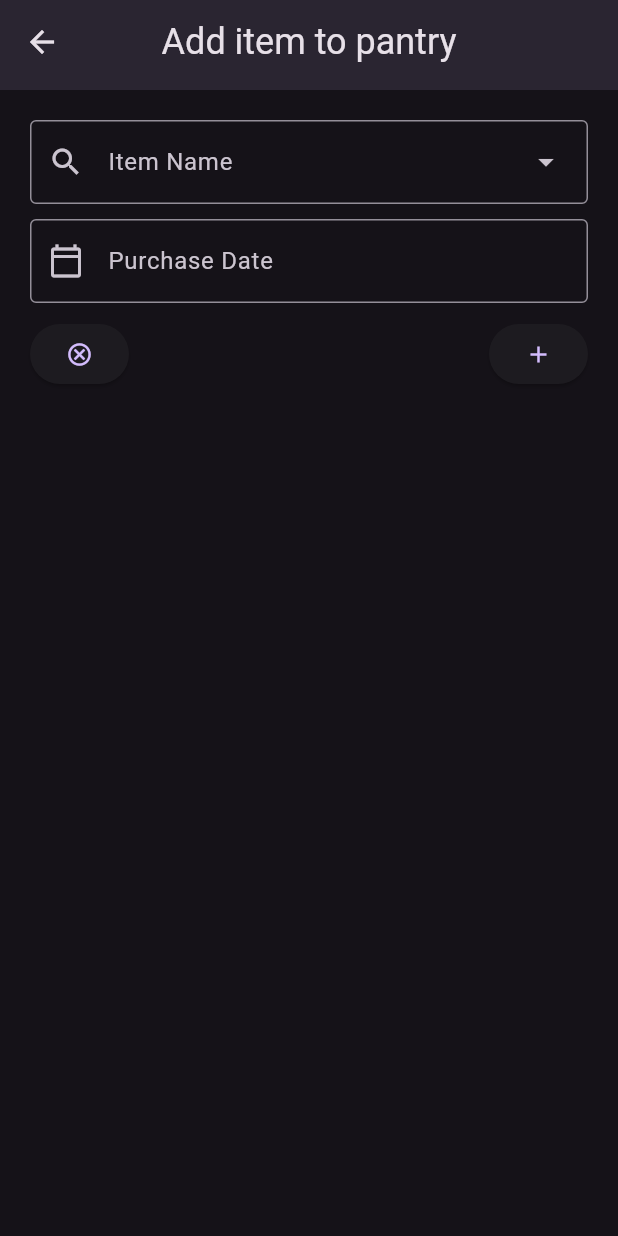
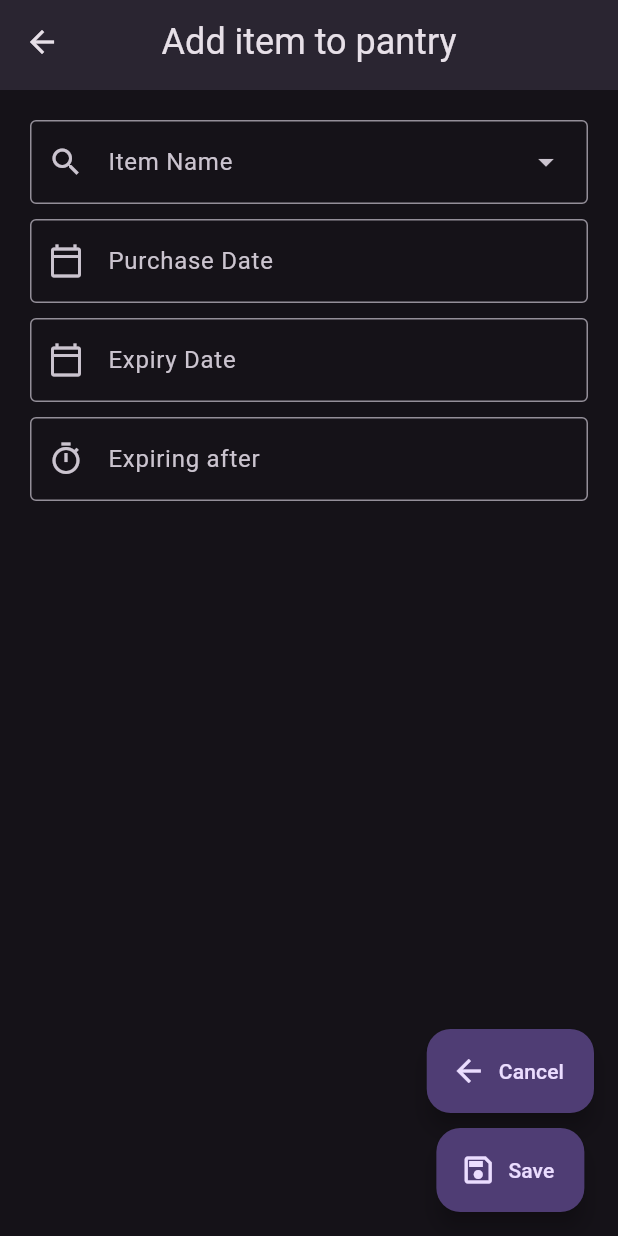
Before and after one commit to Aayushstha03/fridge-manager, a Flutter app: the AddNewRecipeDialog screen opened directly, on a phone screen of 412 x 824 dp. Run offline on Flutter 3.47's test engine with Material 3 defaults, Android fonts, the phone set to English and light mode, and no system bars.

Commit message:
final date duration addition as well

```diff
--- a/lib/components/dialog.dart
+++ b/lib/components/dialog.dart
@@ -20,7 +20,9 @@ class AddNewRecipeDialog extends StatefulWidget {
 class _AddNewRecipeDialogState extends State<AddNewRecipeDialog> {
   DateTime selectedDate = DateTime.now();
   final TextEditingController itemController = TextEditingController();
-  TextEditingController dateController = TextEditingController();
+  TextEditingController purchaseDateController = TextEditingController();
+  TextEditingController expiryDateController = TextEditingController();
+  TextEditingController expiryDurationController = TextEditingController();
   //get location to AppData directory assigned by the OS to the app
   Future<String> get _localPath async {
     final directory = await getApplicationDocumentsDirectory();
@@ -56,7 +58,7 @@ class _AddNewRecipeDialogState extends State<AddNewRecipeDialog> {
     return file.writeAsString('$pantryContents');
   }
 
-  Future<void> _selectDate(BuildContext context) async {
+  Future<void> _selectPurchaseDate(BuildContext context) async {
     final DateTime? picked = await showDatePicker(
         context: context,
         initialDate: selectedDate,
@@ -66,9 +68,28 @@ class _AddNewRecipeDialogState extends State<AddNewRecipeDialog> {
       setState(() {
         selectedDate = picked;
         FocusManager.instance.primaryFocus?.unfocus();
-        dateController.text = selectedDate.toLocal().toString().split(' ')[0];
+        purchaseDateController.text =
+            selectedDate.toLocal().toString().split(' ')[0];
       });
     }
+  }
+
+  Future<void> _selectExpiryDate(BuildContext context) async {
+    final DateTime? picked = await showDatePicker(
+        context: context,
+        initialDate: selectedDate,
+        firstDate: DateTime(2015, 8),
+        lastDate: DateTime(2101));
+    if (picked != null && picked != selectedDate) {
+      setState(() {
+        selectedDate = picked;
+        FocusManager.instance.primaryFocus?.unfocus();
+        expiryDateController.text =
+            selectedDate.toLocal().toString().split(' ')[0];
+      });
+    }
+    expiryDurationController.text =
+        '${int.parse(expiryDateController.text.substring(8, 10)) - int.parse(purchaseDateController.text.substring(8, 10))} days';
   }
 
   @override
@@ -103,11 +124,8 @@ class _AddNewRecipeDialogState extends State<AddNewRecipeDialog> {
                 TextField(
                   keyboardType: TextInputType.none,
                   readOnly: true,
-                  controller: dateController,
-                  onTapOutside: (event) {
-                    FocusManager.instance.primaryFocus?.unfocus();
-                  },
-                  onTap: () => {_selectDate(context)},
+                  controller: purchaseDateController,
+                  onTap: () => {_selectPurchaseDate(context)},
                   decoration: const InputDecoration(
                     prefixIcon: Icon(Icons.calendar_today_outlined),
                     labelText: 'Purchase Date',
@@ -115,21 +133,50 @@ class _AddNewRecipeDialogState extends State<AddNewRecipeDialog> {
                     border: OutlineInputBorder(),
                   ),
                 ),
+                const SizedBox(height: 10),
 
-                //debugging
-                // Text('You selected ${itemController.text}'),
+                TextField(
+                  keyboardType: TextInputType.none,
+                  readOnly: true,
+                  controller: expiryDateController,
+                  onTap: () => {_selectExpiryDate(context)},
+                  decoration: const InputDecoration(
+                    prefixIcon: Icon(Icons.calendar_today_outlined),
+                    labelText: 'Expiry Date',
+                    hintText: 'yyyy-mm-dd',
+                    border: OutlineInputBorder(),
+                  ),
+                ),
+                const SizedBox(height: 10),
+
+                TextField(
+                  controller: expiryDurationController,
+                  canRequestFocus: false,
+                  enableInteractiveSelection: false,
+                  decoration: const InputDecoration(
+                    prefixIcon: Icon(Icons.timer_outlined),
+                    labelText: 'Expiring after',
+                    border: OutlineInputBorder(),
+                  ),
+                ),
                 const SizedBox(height: 10),
                 //action buttons
-                Row(
-                  mainAxisAlignment: MainAxisAlignment.spaceBetween,
+              ],
+            ),
+          ),
+        ),
+        floatingActionButton: Column(
+          mainAxisAlignment: MainAxisAlignment.end,
           children: [
-                    ElevatedButton(
-                      onPressed: () {
-                        Navigator.of(context).pop();
-                      },
-                      child: const Icon(Icons.cancel_outlined),
+            FloatingActionButton.extended(
+              heroTag: null,
+              onPressed: () => {Navigator.of(context).pop()},
+              label: const Text('Cancel'),
+              icon: const Icon(Icons.arrow_back_outlined),
             ),
-                    ElevatedButton(
+            const SizedBox(height: 10),
+            FloatingActionButton.extended(
+                heroTag: null,
                 onPressed: () {
                   if (itemController.text.isEmpty) {
                     ScaffoldMessenger.of(context).showSnackBar(SnackBar(
@@ -184,13 +231,9 @@ class _AddNewRecipeDialogState extends State<AddNewRecipeDialog> {
                   }
                   Navigator.of(context).pop();
                 },
-                      child: const Icon(Icons.add_outlined),
-                    ),
+                label: const Text('Save'),
+                icon: const Icon(Icons.save_outlined)),
           ],
-                ),
-              ],
-            ),
-          ),
         ),
       ),
     );
```
Lines whose indentation alone changed are shown as unchanged.
